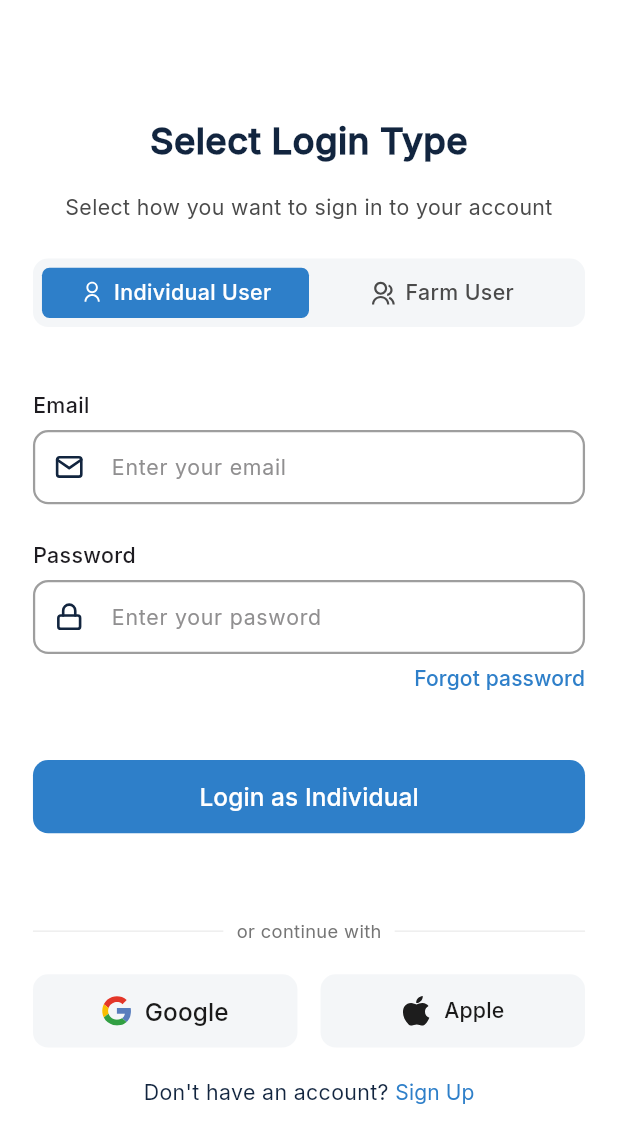
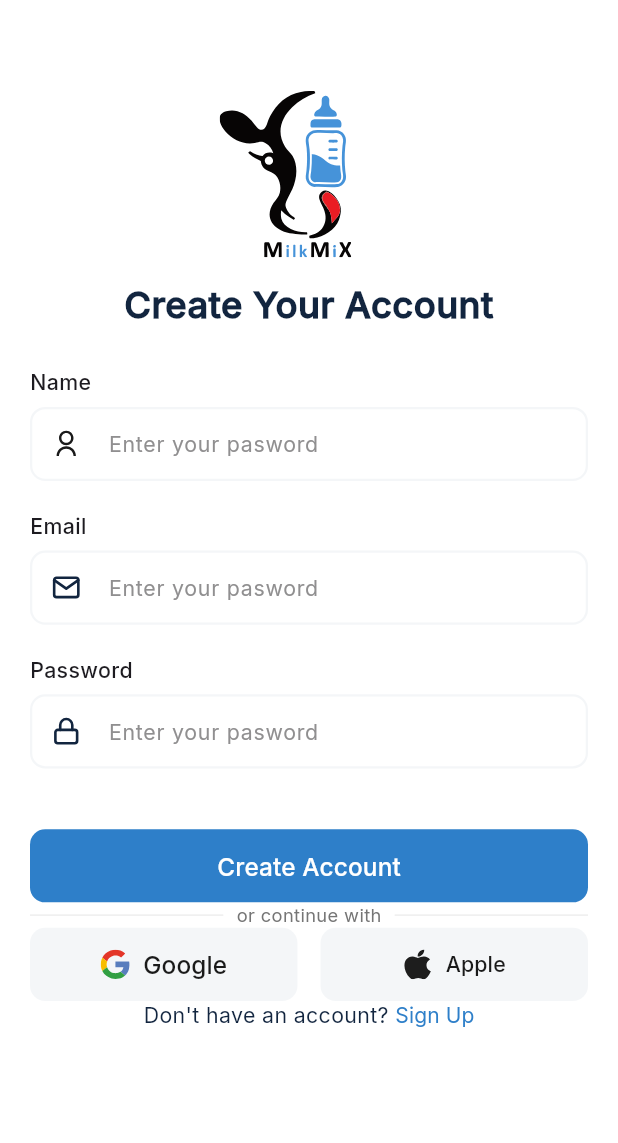
Before and after one commit to Joint-Venture-AI/milk_mix, a Flutter app: the SigninScreen screen opened by its route, after a tap on "Sign Up", on a phone screen of 412 x 824 dp. Shown: the top 1143 px of the screen. Run offline on Flutter 3.47's test engine with Material 3 defaults, Android fonts, the phone set to English and light mode, and no system bars; our stand-ins replace flutter_screenutil, flutter_svg, get.

Commit message:
create account

```diff
--- a/lib/app.dart
+++ b/lib/app.dart
@@ -30,7 +30,10 @@ class MilkMix extends StatelessWidget {
               ),
               enabledBorder: OutlineInputBorder(
                 borderRadius: BorderRadius.circular(10.r),
-                borderSide: const BorderSide(color: Colors.grey, width: 1.5),
+                borderSide: const BorderSide(
+                  color: AppColors.shade,
+                  width: 1.5,
+                ),
               ),
               focusedBorder: OutlineInputBorder(
                 borderRadius: BorderRadius.circular(10.r),
--- a/lib/routes.dart
+++ b/lib/routes.dart
@@ -1,16 +1,19 @@
 import 'package:get/get.dart';
 import 'package:milk_mix/view/authentication/authentication_screen.dart';
 import 'package:milk_mix/view/authentication/signin/signin_screen.dart';
+import 'package:milk_mix/view/authentication/signup/create_account_screen.dart';
 import 'package:milk_mix/view/splash_screen.dart';
 
 class AppRoutes {
   static String splashScreen = "/splash-screen";
   static String auth = "/authentication";
   static String signin = "/signin";
+  static String createaccount = "/createaccount";
 
   static List<GetPage> pages = [
     GetPage(name: splashScreen, page: () => const SplashScreen()),
     GetPage(name: auth, page: () => const AuthenticationScreen()),
     GetPage(name: signin, page: () => SigninScreen()),
+    GetPage(name: createaccount, page: () => CreateAccountScreen()),
   ];
 }
--- a/lib/view/authentication/signin/signin_screen.dart
+++ b/lib/view/authentication/signin/signin_screen.dart
@@ -1,7 +1,10 @@
 import 'package:flutter/material.dart';
 import 'package:flutter_screenutil/flutter_screenutil.dart';
 import 'package:flutter_svg/svg.dart';
+import 'package:get/get.dart';
+
 import 'package:milk_mix/constants/color.dart';
+import 'package:milk_mix/routes.dart';
 import 'package:milk_mix/view/widget/text_button_widget.dart';
 
 class SigninScreen extends StatefulWidget {
@@ -175,7 +178,7 @@ class _SigninScreenState extends State<SigninScreen> {
                       'Forgot password',
                       style: TextStyle(
                         color: AppColors.primary,
-                        fontWeight: FontWeight.w600,
+                        fontWeight: FontWeight.bold,
                       ),
                     ),
                   ),
@@ -293,7 +296,9 @@ class _SigninScreenState extends State<SigninScreen> {
                         minimumSize: Size.zero,
                         tapTargetSize: MaterialTapTargetSize.shrinkWrap,
                       ),
-                      onPressed: () {},
+                      onPressed: () {
+                        Get.toNamed(AppRoutes.createaccount);
+                      },
                       child: const Text(
                         'Sign Up',
                         style: TextStyle(
@@ -328,8 +333,8 @@ class _SigninScreenState extends State<SigninScreen> {
                       padding: EdgeInsets.all(12.w),
                       child: SvgPicture.asset(
                         'assets/logos/at.svg',
-                        width: 20.w,
-                        height: 20.h,
+                        width: 18.w,
+                        height: 18.h,
                         color: AppColors.textPrimary,
                       ),
                     ),
@@ -370,11 +375,6 @@ class _SigninScreenState extends State<SigninScreen> {
                         width: 20.w,
                         height: 20.h,
                       ),
-                    ),
-
-                    prefixIconConstraints: BoxConstraints(
-                      minWidth: 40.w,
-                      minHeight: 40.h,
                     ),
                   ),
                   style: TextStyle(
--- /dev/null
+++ b/lib/view/authentication/signup/create_account_screen.dart
@@ -0,0 +1,265 @@
+import 'package:flutter/material.dart';
+import 'package:flutter_screenutil/flutter_screenutil.dart';
+import 'package:flutter_svg/svg.dart';
+import 'package:get/get.dart';
+import 'package:get/get_core/src/get_main.dart';
+import 'package:milk_mix/constants/color.dart';
+import 'package:milk_mix/routes.dart';
+import 'package:milk_mix/view/widget/text_button_widget.dart';
+
+class CreateAccountScreen extends StatelessWidget {
+  const CreateAccountScreen({super.key});
+
+  @override
+  Widget build(BuildContext context) {
+    return Scaffold(
+      backgroundColor: AppColors.surface,
+      body: SafeArea(
+        child: SingleChildScrollView(
+          padding: EdgeInsets.all(20),
+          child: Column(
+            crossAxisAlignment: CrossAxisAlignment.stretch,
+            children: [
+              SizedBox(height: 40.h),
+              Center(
+                child: Row(
+                  children: [
+                    SizedBox(width: 115.w),
+                    SvgPicture.asset('assets/logos/milkmix.svg', width: 80.w),
+                    Spacer(),
+                  ],
+                ),
+              ),
+              SizedBox(height: 14.h),
+              Text(
+                textAlign: TextAlign.center,
+                'Create Your Account',
+                style: TextStyle(
+                  fontSize: 24.sp,
+                  fontWeight: FontWeight.w700,
+                  color: AppColors.textPrimary,
+                ),
+              ),
+              SizedBox(height: 24.h),
+              Text(
+                'Name',
+                style: TextStyle(fontSize: 14.sp, fontWeight: FontWeight.w600),
+              ),
+              SizedBox(height: 6.h),
+              TextField(
+                keyboardType: TextInputType.emailAddress,
+                decoration: InputDecoration(
+                  hintText: 'Enter your pasword',
+                  hintStyle: TextStyle(
+                    color: AppColors.textLightGrey,
+                    fontSize: 14.sp,
+                    fontWeight: FontWeight.w400,
+                  ),
+                  prefixIcon: Padding(
+                    padding: EdgeInsets.all(12.w),
+                    child: SvgPicture.asset(
+                      'assets/logos/user.svg',
+                      width: 20.w,
+                      height: 20.h,
+                    ),
+                  ),
+
+                  prefixIconConstraints: BoxConstraints(
+                    minWidth: 40.w,
+                    minHeight: 40.h,
+                  ),
+                ),
+                style: TextStyle(color: AppColors.textPrimary, fontSize: 14.sp),
+              ),
+              SizedBox(height: 20.h),
+              Text(
+                'Email',
+                style: TextStyle(fontSize: 14.sp, fontWeight: FontWeight.w600),
+              ),
+              SizedBox(height: 6.h),
+              TextField(
+                keyboardType: TextInputType.emailAddress,
+                decoration: InputDecoration(
+                  hintText: 'Enter your pasword',
+                  hintStyle: TextStyle(
+                    color: AppColors.textLightGrey,
+                    fontSize: 14.sp,
+                    fontWeight: FontWeight.w400,
+                  ),
+                  prefixIcon: Padding(
+                    padding: EdgeInsets.all(12.w),
+                    child: SvgPicture.asset(
+                      'assets/logos/mail.svg',
+                      width: 20.w,
+                      height: 20.h,
+                    ),
+                  ),
+
+                  prefixIconConstraints: BoxConstraints(
+                    minWidth: 40.w,
+                    minHeight: 40.h,
+                  ),
+                ),
+                style: TextStyle(color: AppColors.textPrimary, fontSize: 14.sp),
+              ),
+              SizedBox(height: 20.h),
+              Text(
+                'Password',
+                style: TextStyle(fontSize: 14.sp, fontWeight: FontWeight.w600),
+              ),
+              SizedBox(height: 6.h),
+              TextField(
+                keyboardType: TextInputType.emailAddress,
+                decoration: InputDecoration(
+                  hintText: 'Enter your pasword',
+                  hintStyle: TextStyle(
+                    color: AppColors.textLightGrey,
+                    fontSize: 14.sp,
+                    fontWeight: FontWeight.w400,
+                  ),
+                  prefixIcon: Padding(
+                    padding: EdgeInsets.all(12.w),
+                    child: SvgPicture.asset(
+                      'assets/logos/lock.svg',
+                      width: 20.w,
+                      height: 20.h,
+                    ),
+                  ),
+
+                  prefixIconConstraints: BoxConstraints(
+                    minWidth: 40.w,
+                    minHeight: 40.h,
+                  ),
+                ),
+                style: TextStyle(color: AppColors.textPrimary, fontSize: 14.sp),
+              ),
+              SizedBox(height: 40.h),
+              TextWidgetButton(text: 'Create Account', onPressed: () {}),
+              Row(
+                children: [
+                  Expanded(
+                    child: Divider(color: Colors.grey.shade200, thickness: 1),
+                  ),
+                  Padding(
+                    padding: EdgeInsets.symmetric(horizontal: 8.w),
+                    child: Text(
+                      'or continue with',
+                      style: TextStyle(
+                        fontSize: 12.sp,
+                        color: Colors.grey.shade600,
+                      ),
+                    ),
+                  ),
+                  Expanded(
+                    child: Divider(color: Colors.grey.shade200, thickness: 1),
+                  ),
+                ],
+              ),
+
+              Row(
+                children: [
+                  Expanded(
+                    child: ElevatedButton(
+                      onPressed: () {},
+                      style: ElevatedButton.styleFrom(
+                        minimumSize: Size(double.infinity, 48.h),
+                        elevation: 0,
+                        shape: RoundedRectangleBorder(
+                          borderRadius: BorderRadius.circular(10.r),
+                        ),
+                        backgroundColor: AppColors.shade,
+                      ),
+                      child: Row(
+                        mainAxisAlignment: MainAxisAlignment.center,
+                        children: [
+                          SvgPicture.asset(
+                            'assets/logos/google.svg',
+                            width: 18.w,
+                          ),
+                          SizedBox(width: 8.w),
+                          Text(
+                            'Google',
+                            style: TextStyle(
+                              fontSize: 16.sp,
+                              fontWeight: FontWeight.w600,
+                              color: Color(0xFF1A1A1A),
+                            ),
+                          ),
+                        ],
+                      ),
+                    ),
+                  ),
+                  SizedBox(width: 14.w),
+                  Expanded(
+                    child: ElevatedButton(
+                      onPressed: () {},
+                      style: ElevatedButton.styleFrom(
+                        minimumSize: Size(double.infinity, 48.h),
+                        elevation: 0,
+                        shape: RoundedRectangleBorder(
+                          borderRadius: BorderRadius.circular(10.r),
+                        ),
+
+                        backgroundColor: AppColors.shade,
+                      ),
+                      child: Row(
+                        mainAxisAlignment: MainAxisAlignment.center,
+                        children: [
+                          SvgPicture.asset(
+                            'assets/logos/apple.svg',
+                            width: 18.w,
+                          ),
+                          SizedBox(width: 8.w),
+                          Text(
+                            'Apple',
+                            style: TextStyle(
+                              fontSize: 14.sp,
+                              fontWeight: FontWeight.w600,
+                              color: Color(0xFF1A1A1A),
+                            ),
+                          ),
+                        ],
+                      ),
+                    ),
+                  ),
+                  SizedBox(height: 20.h),
+                ],
+              ),
+              Row(
+                mainAxisAlignment: MainAxisAlignment.center,
+                children: [
+                  Text(
+                    "Don't have an account?",
+                    style: TextStyle(
+                      fontSize: 14.sp,
+                      fontWeight: FontWeight.w400,
+                      color: AppColors.textPrimary,
+                    ),
+                  ),
+                  SizedBox(width: 4.w),
+                  TextButton(
+                    style: TextButton.styleFrom(
+                      padding: EdgeInsets.zero,
+                      minimumSize: Size.zero,
+                      tapTargetSize: MaterialTapTargetSize.shrinkWrap,
+                    ),
+                    onPressed: () {
+                      Get.toNamed(AppRoutes.createaccount);
+                    },
+                    child: const Text(
+                      'Sign Up',
+                      style: TextStyle(
+                        color: AppColors.primary,
+                        fontWeight: FontWeight.w400,
+                      ),
+                    ),
+                  ),
+                ],
+              ),
+            ],
+          ),
+        ),
+      ),
+    );
+  }
+}
--- a/pubspec.yaml
+++ b/pubspec.yaml
@@ -35,6 +35,7 @@ flutter:
     - assets/logos/multi-user.svg
     - assets/logos/user-line.svg
     - assets/logos/at.svg
+    - assets/logos/user.svg
 
   fonts:
     - family: Inter
```
Also changed, not shown: assets/logos/user.svg (added).
